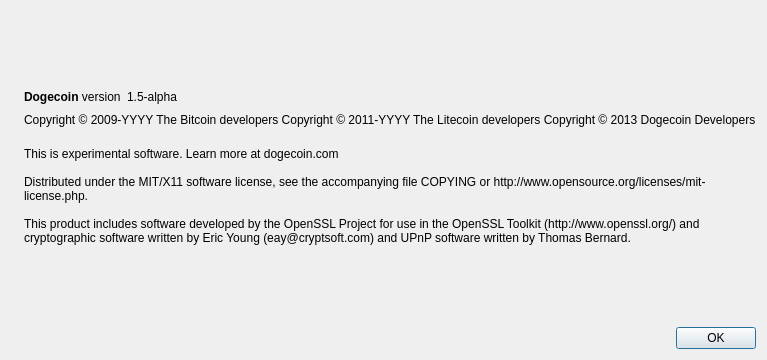
Qt form src/qt/forms/aboutdialog.ui (alexwasspammed/test1) before a commit.
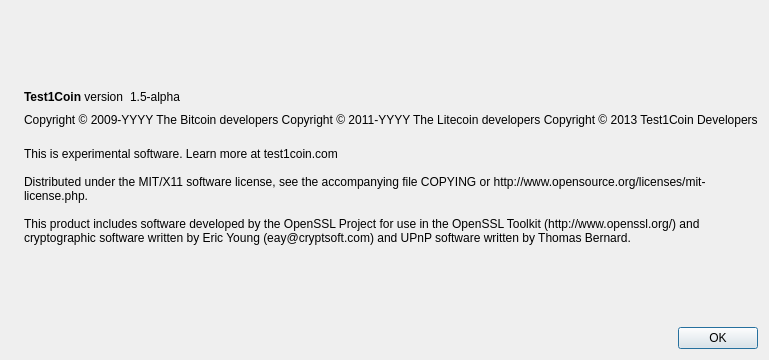
The same form after that commit. Icons and pictures are not drawn.

```diff
--- a/src/qt/forms/aboutdialog.ui
+++ b/src/qt/forms/aboutdialog.ui
@@ -50,7 +50,7 @@
           <cursorShape>IBeamCursor</cursorShape>
          </property>
          <property name="text">
-          <string>&lt;b&gt;Dogecoin&lt;/b&gt; version</string>
+          <string>&lt;b&gt;Test1Coin&lt;/b&gt; version</string>
          </property>
          <property name="textInteractionFlags">
           <set>Qt::LinksAccessibleByMouse|Qt::TextSelectableByKeyboard|Qt::TextSelectableByMouse</set>
@@ -93,7 +93,7 @@
        <property name="text">
         <string notr="true">Copyright &amp;copy; 2009-YYYY The Bitcoin developers
 Copyright &amp;copy; 2011-YYYY The Litecoin developers
-Copyright &amp;copy; 2013 Dogecoin Developers</string>
+Copyright &amp;copy; 2013 Test1Coin Developers</string>
        </property>
        <property name="textFormat">
         <enum>Qt::RichText</enum>
@@ -110,7 +110,7 @@
        </property>
        <property name="text">
         <string>
-This is experimental software. Learn more at dogecoin.com
+This is experimental software. Learn more at test1coin.com
 
 Distributed under the MIT/X11 software license, see the accompanying file COPYING or http://www.opensource.org/licenses/mit-license.php.
 
```
Left out of the diff: 2 changed lines with no effect on the pictures.
